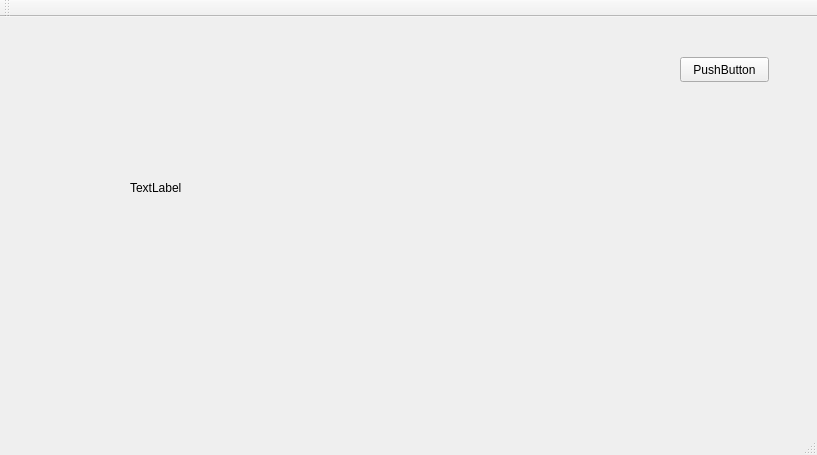
t-walker-21/checkers, file mainwindow.ui: the form before one commit.
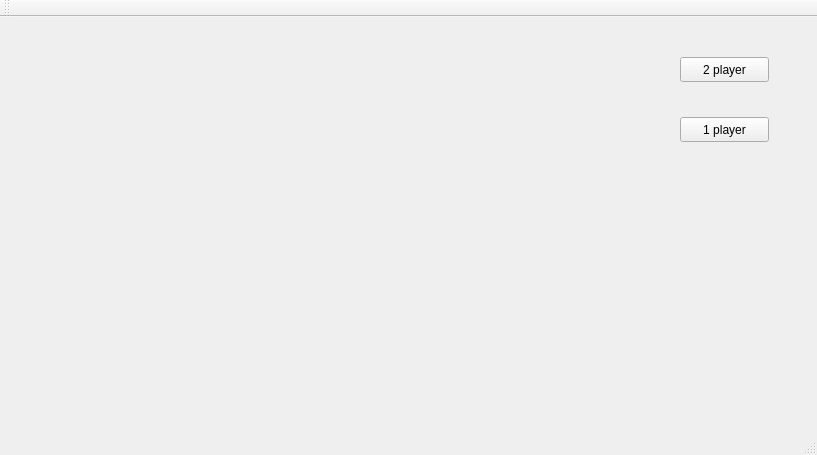
The form after the commit.

Commit message: Implement random player

Patch:
```diff
--- a/mainwindow.ui
+++ b/mainwindow.ui
@@ -14,19 +14,6 @@
    <string>MainWindow</string>
   </property>
   <widget class="QWidget" name="centralWidget">
-   <widget class="QLabel" name="label">
-    <property name="geometry">
-     <rect>
-      <x>130</x>
-      <y>50</y>
-      <width>491</width>
-      <height>241</height>
-     </rect>
-    </property>
-    <property name="text">
-     <string>TextLabel</string>
-    </property>
-   </widget>
    <widget class="QPushButton" name="pushButton">
     <property name="geometry">
      <rect>
@@ -37,7 +24,20 @@
      </rect>
     </property>
     <property name="text">
-     <string>PushButton</string>
+     <string>2 player</string>
+    </property>
+   </widget>
+   <widget class="QPushButton" name="pushButton_2">
+    <property name="geometry">
+     <rect>
+      <x>680</x>
+      <y>100</y>
+      <width>89</width>
+      <height>25</height>
+     </rect>
+    </property>
+    <property name="text">
+     <string>1 player</string>
     </property>
    </widget>
   </widget>
```
The commit also changes 12 other files.
